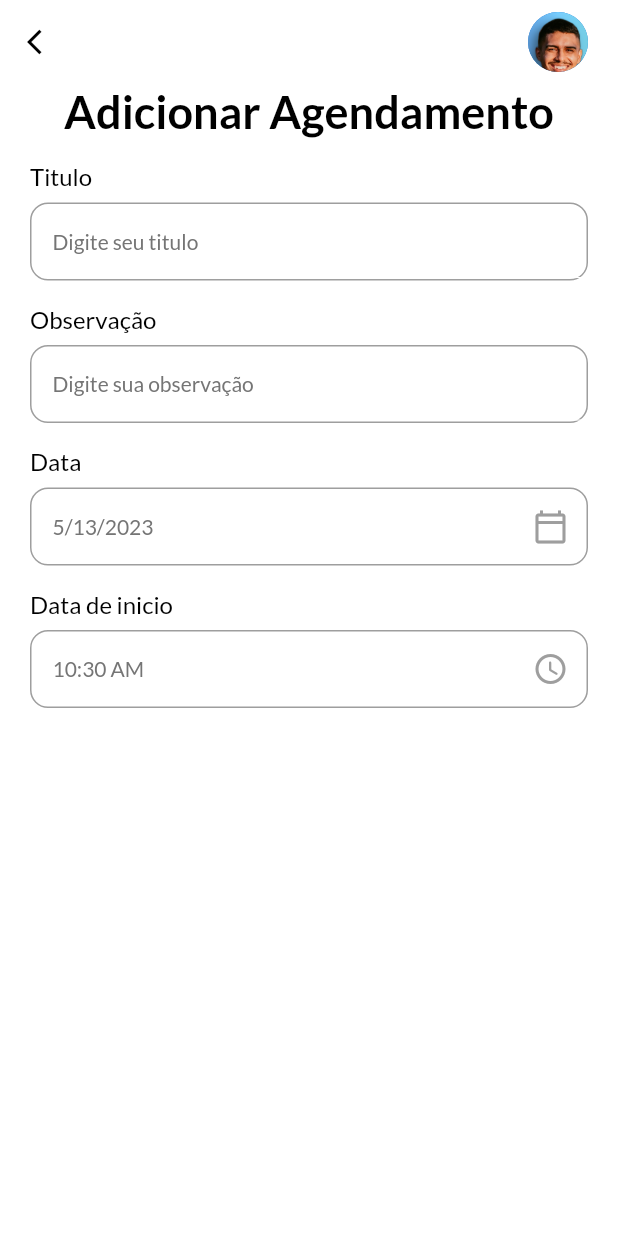
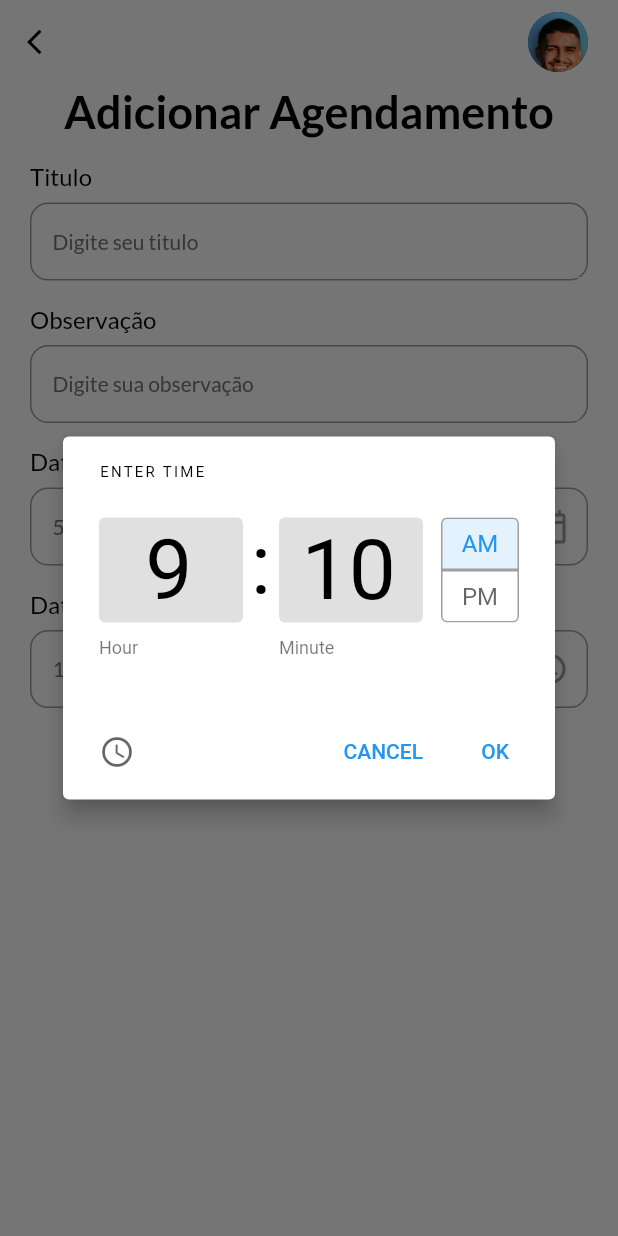
Before and after one commit to felpsalvs/todo-flutter, a Flutter app: the AddTaskPage screen opened directly, after a tap on the "access time" icon, on a phone screen of 412 x 824 dp. Run offline on Flutter 3.47's test engine with Material 2 defaults, Android fonts, the phone set to English and light mode, and no system bars; our stand-ins replace date_picker_timeline, get, get_storage, google_fonts; accounts and stored records are empty.

Commit message:
✨ feat: update functions for dates

```diff
--- a/lib/ui/add_task_bar.dart
+++ b/lib/ui/add_task_bar.dart
@@ -13,7 +13,7 @@ class AddTaskPage extends StatefulWidget {
 
 class _AddTaskPageState extends State<AddTaskPage> {
   DateTime _selectedDate = DateTime.now();
-  String _endTime='9:30 PM';
+  String _endTime = '9:30 PM';
   String _startTime = DateFormat('hh:mm a').format(DateTime.now()).toString();
   @override
   Widget build(BuildContext context) {
@@ -29,7 +29,8 @@ class _AddTaskPageState extends State<AddTaskPage> {
                   style: headingStyle,
                 ),
                 MyInputField(title: 'Titulo', hint: 'Digite seu titulo'),
-                MyInputField(title: 'Observação', hint: 'Digite sua observação'),
+                MyInputField(
+                    title: 'Observação', hint: 'Digite sua observação'),
                 MyInputField(
                   title: 'Data',
                   hint: DateFormat.yMd().format(_selectedDate),
@@ -42,25 +43,35 @@ class _AddTaskPageState extends State<AddTaskPage> {
                     },
                   ),
                 ),
-                Row(
-                  children: [
+                Row(children: [
                   Expanded(
                       child: MyInputField(
                           title: 'Data de inicio',
                           hint: _startTime,
                           widget: IconButton(
-                          onPressed: (){
-
+                              onPressed: () {
+                                _getTimeFromUser(isStartTime: true);
                               },
                               icon: Icon(
                                 Icons.access_time_rounded,
-                            color:Colors.grey,
-                          )
-                        )
-                      )
-                    )
-                  ]
-                )
+                                color: Colors.grey,
+                              )))),
+                  SizedBox(
+                    width: 12,
+                  ),
+                  Expanded(
+                      child: MyInputField(
+                          title: 'Data do fim',
+                          hint: _endTime,
+                          widget: IconButton(
+                              onPressed: () {
+                                _getTimeFromUser(isStartTime: false);
+                              },
+                              icon: Icon(
+                                Icons.access_time_rounded,
+                                color: Colors.grey,
+                              ))))
+                ])
               ],
             )));
   }
@@ -109,4 +120,23 @@ class _AddTaskPageState extends State<AddTaskPage> {
       print('oi');
     }
   }
+
+  _getTimeFromUser({required bool isStartTime}) {
+    var pickedTime = _showTimePicker();
+    String _formatedTime = pickedTime.format(context);
+    if (pickedTime == null) {
+      print('cancelado');
+    } else if (isStartTime == true) {
+      _startTime = _formatedTime;
+    } else if (isStartTime == false) {
+      _endTime = _formatedTime;
     }
+  }
+
+  _showTimePicker() {
+    return showTimePicker(
+        initialEntryMode: TimePickerEntryMode.input,
+        context: context,
+        initialTime: TimeOfDay(hour: 9, minute: 10));
+  }
+}
```
Lines whose indentation alone changed are shown as unchanged.
